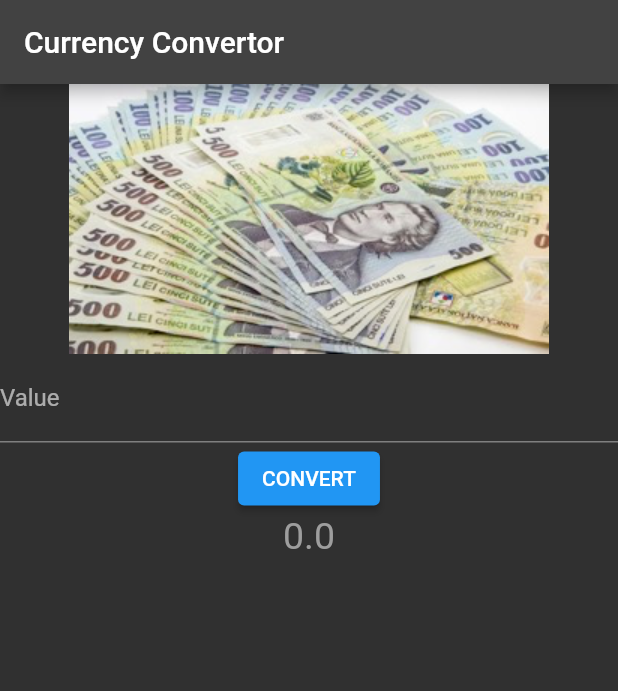
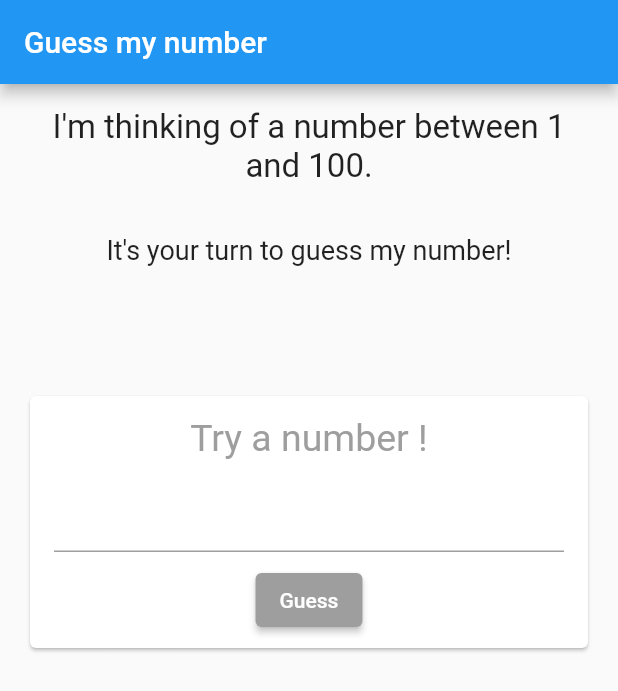
Before and after one commit to YamatoYamm/Flutter, a Flutter app: the screen it shows after launch, on a phone screen of 412 x 824 dp. Shown: the top 691 px of the screen. Run offline on Flutter 3.47's test engine with Material 2 defaults, Android fonts, the phone set to English and light mode, and no system bars.

Commit message:
update tema2

```diff
--- a/lib/01/02.dart
+++ /dev/null
@@ -1,74 +0,0 @@
-import 'package:flutter/material.dart';
-
-void main() {
-  runApp(FlutterApp());
-}
-
-class FlutterApp extends StatelessWidget {
-  const FlutterApp({Key? key}) : super(key: key);
-
-  @override
-  Widget build(BuildContext context) {
-    return MaterialApp(
-        theme: ThemeData.dark(),
-        title: "Currency Convertor",
-        home: HomePage(),
-    );
-  }
-}
-
-class HomePage extends StatefulWidget {
-  const HomePage({Key? key}) : super(key: key);
-
-  @override
-  State<HomePage> createState() => _HomePageState();
-}
-
-extension Ex on double {
-  double toPrecision(int n) => double.parse(toStringAsFixed(n));
-}
-
-class _HomePageState extends State<HomePage> {
-  var valoare;
-  var rezultat = 0.0;
-  final val = TextEditingController();
-
-  @override
-  Widget build(BuildContext context) {
-    return Scaffold(
-      appBar: AppBar(
-        title: Text("Currency Convertor"),
-      ),
-
-      body: Column(
-        children: [
-          Image.asset('assets/images/bani.png'),
-          TextFormField(
-            controller: val,
-            keyboardType: TextInputType.none,
-            decoration: InputDecoration(
-              hintText: "Enter Value",
-              labelText: "Value",
-            ),
-          ),
-          ElevatedButton(
-            onPressed: () {
-              setState(() {
-                valoare = val.text;
-                rezultat = double.parse(valoare).toPrecision(2) * 4.5;
-              });
-            },
-            child: Text('CONVERT'),
-          ),
-          Text(
-            '$rezultat',
-            style: TextStyle(
-              fontSize: 25,
-              color: Colors.grey,
-            )
-          ),
-        ],
-      ),
-    );
-  }
-}
--- /dev/null
+++ b/lib/01/guessNumber.dart
@@ -0,0 +1,179 @@
+import 'package:flutter/cupertino.dart';
+import 'package:flutter/material.dart';
+import 'dart:math';
+
+void main() {
+  runApp(FlutterApp());
+}
+
+class FlutterApp extends StatelessWidget {
+  const FlutterApp({Key? key}) : super(key: key);
+
+  @override
+  Widget build(BuildContext context) {
+    return const MaterialApp(
+      title: "Guess my number",
+      home: HomePage(),
+    );
+  }
+}
+
+class HomePage extends StatefulWidget {
+  const HomePage({Key? key}) : super(key: key);
+
+  @override
+  State<HomePage> createState() => _HomePageState();
+}
+
+class _HomePageState extends State<HomePage> {
+  String _message = '';
+  String _number = (Random().nextInt(100)+1).toString();
+  String _buttonText = 'Guess';
+  final TextEditingController _controller = TextEditingController();
+  bool _enabled = true;
+
+  @override
+  Widget build(BuildContext context) {
+    return Form(
+        child: Scaffold(
+          appBar: AppBar(
+            title: const Text("Guess my number"),
+          ),
+          body: Column(
+            children: <Widget>[
+              Container(
+                padding: const EdgeInsets.all(16),
+                child: const Text(
+                  "I'm thinking of a number between 1 and 100.",
+                  textAlign: TextAlign.center,
+                  style: TextStyle(
+                      fontSize: 22,
+                    ),
+                  ),
+              ),
+              Container(
+                padding: const EdgeInsets.all(16),
+                child: const Text(
+                  "It's your turn to guess my number!",
+                  textAlign: TextAlign.center,
+                  style: TextStyle(
+                    fontSize: 18,
+                  ),
+                ),
+              ),
+              Container(
+                padding: const EdgeInsets.all(8),
+                child: Text(
+                  _message,
+                  textAlign: TextAlign.center,
+                  style: const TextStyle( //nu stiu cum sa fac sa nu apara textu gol, sa apara doar cand apas
+                    fontSize: 30,
+                  ),
+                ),
+              ),
+              Container(
+                padding: const EdgeInsets.all(16),
+                child: Card(
+                  clipBehavior: Clip.antiAlias,
+                  child: Column(
+                    children: <Widget>[
+                      ListTile(
+                        title: const Text(
+                          "Try a number !",
+                          textAlign: TextAlign.center,
+                          style: TextStyle(
+                            fontSize: 25,
+                            color: Colors.grey,
+                          ),
+                        ),
+                      ),
+                      Padding(
+                        padding: const EdgeInsets.only(left: 16.0, right: 16.0),
+                        child: TextFormField(
+                          enabled: true,
+                          controller: _controller,
+                          keyboardType: const TextInputType.numberWithOptions(decimal: true),
+                        ),
+                      ),
+                      ButtonBar(
+                        alignment: MainAxisAlignment.center,
+                        children: <Widget>[
+                          Builder(
+                            builder: (context) {
+                              return ElevatedButton(
+                                style: ButtonStyle(
+                                  backgroundColor: MaterialStateProperty.all(Colors.grey),
+                                ),
+
+                                onPressed: () {
+                                  if(_buttonText == 'Guess'){
+                                    int numberToGuess = int.parse(_number);
+                                      setState(() {
+                                        if(int.tryParse(_controller.text) == int.tryParse(_number)) {
+                                          _message = "You tried ${_controller.text}, you guessed right.";
+                                          showDialog();
+                                        }
+                                        else if(int.parse(_controller.text) > int.parse(_number))
+                                          _message = "You tried ${_controller.text}, try lower";
+                                        else if(int.parse(_controller.text) < int.parse(_number))
+                                          _message = "You tried ${_controller.text}, try higher";
+                                      });
+                                    _controller.text = '';
+                                  }
+                                  else if(_buttonText == 'Reset') {
+                                    setState(() {
+                                      _message = '';
+                                      _buttonText = 'Guess';
+                                      _number = (Random().nextInt(100)+1).toString();
+                                    });
+                                  }
+                                },
+                                child: Text(_buttonText),
+                              );
+                            }
+                          ),
+                        ],
+                      ),
+                    ],
+                  ),
+                ),
+              ),
+            ],
+          ),
+        ),
+    );
+  }
+  void showDialog()
+  {
+    showCupertinoDialog(
+      context: context,
+      builder: (context) {
+        return CupertinoAlertDialog(
+          title: Text("You guessed right"),
+          content: Text("It was ${_number}"),
+          actions: [
+            CupertinoDialogAction(
+                child: Text("Try again!"),
+                onPressed: ()
+                {
+                  Navigator.of(context).pop();
+                  setState(() {
+                    _buttonText = 'Guess';
+                    _number = (Random().nextInt(100)+1).toString();
+                    _message = '';
+                  });
+                }
+            ),
+            CupertinoDialogAction(
+              child: Text("OK"),
+              onPressed: (){
+                Navigator.of(context).pop();
+                _buttonText = 'Reset';
+              },
+            )
+          ],
+        );
+      },
+    );
+  }
+}
--- a/lib/main.dart
+++ b/lib/main.dart
@@ -1,4 +1,4 @@
-import '01/02.dart' as app;
+import '01/guessNumber.dart' as app;
 
 void main() {
   app.main();
```
